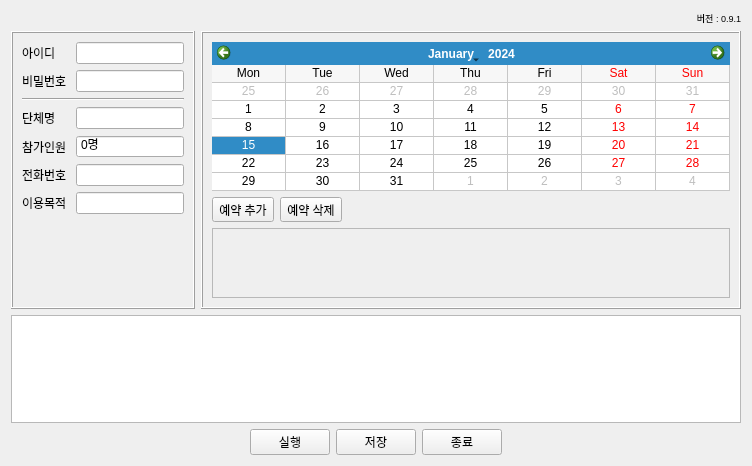
The window that MainForm.ui (hyo0913/Gunpo-UC-Booker) describes before a commit, drawn with Qt 5.
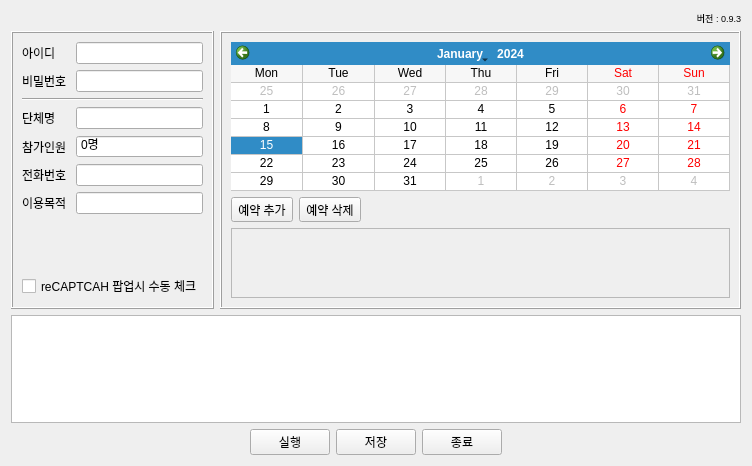
The same window after the commit.

Commit message: 조회 반복 버그 수정, 로깅 보완, 클릭 후 슬립 적용

What changed in the file:
```diff
--- a/MainForm.ui
+++ b/MainForm.ui
@@ -22,7 +22,7 @@
       </font>
      </property>
      <property name="text">
-      <string>버전 : 0.9.1</string>
+      <string>버전 : 0.9.3</string>
      </property>
      <property name="alignment">
       <set>Qt::AlignRight|Qt::AlignTrailing|Qt::AlignVCenter</set>
@@ -198,6 +198,13 @@
           </property>
          </spacer>
         </item>
+        <item>
+         <widget class="QCheckBox" name="checkBoxWaitRecaptcha">
+          <property name="text">
+           <string>reCAPTCAH 팝업시 수동 체크</string>
+          </property>
+         </widget>
+        </item>
        </layout>
       </widget>
      </item>
```
The commit also changes 1 other file.
